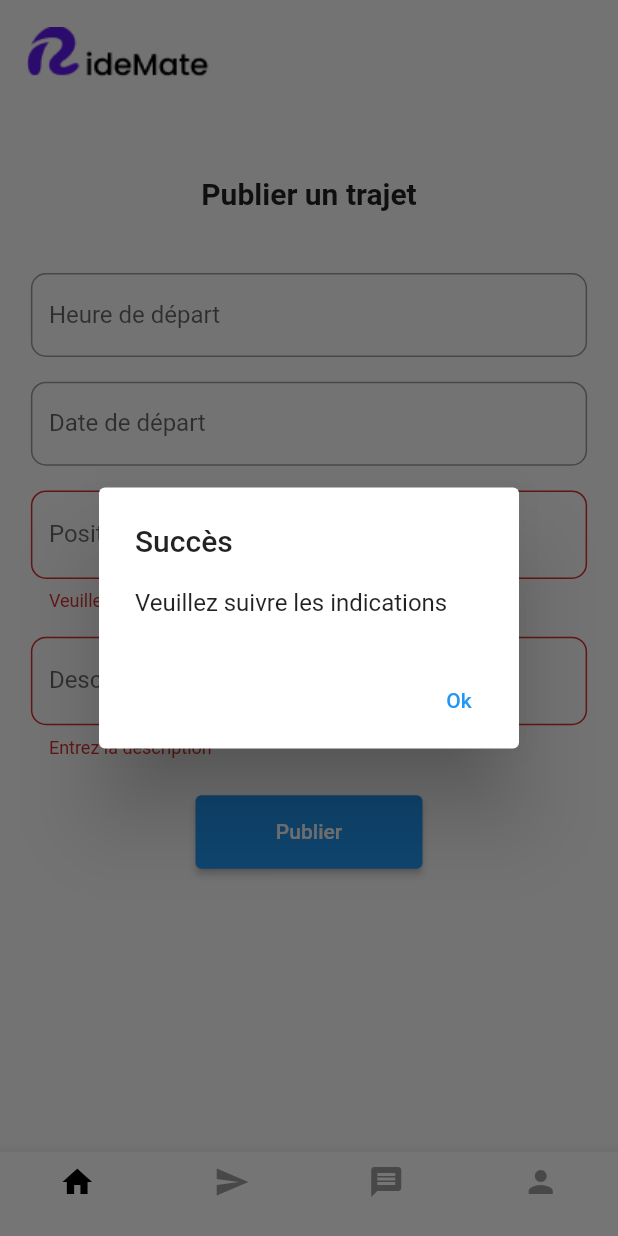
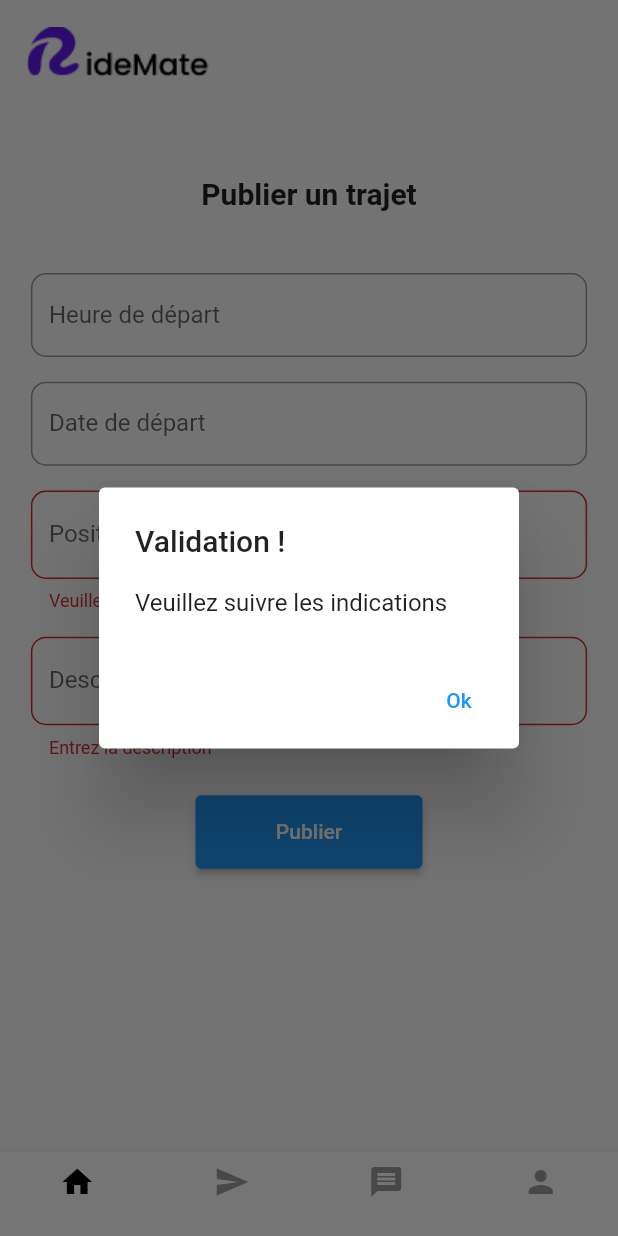
Before and after one commit to Abbasrx77/RideMate, a Flutter app: the AcceuilConducteurPageWidget screen opened directly, after a tap on "Publier", on a phone screen of 412 x 824 dp. Run offline on Flutter 3.47's test engine with Material 2 defaults, Android fonts, the phone set to English and light mode, and no system bars; our stand-ins replace flutter_secure_storage, flutter_typeahead; accounts and stored records are empty.

Commit message:
Mise en place de la publication des offres (suggestion des places non actives)

```diff
--- a/lib/main.dart
+++ b/lib/main.dart
@@ -36,7 +36,7 @@ void main() {
         return const ChoixPositionDepart();
       },
     },
-    home: const ConnexionPageWidget(),
+    home: const ChoixPositionDepart(),
   ));
 }
 
--- a/lib/views/conducteur/acceuil.dart
+++ b/lib/views/conducteur/acceuil.dart
@@ -1,6 +1,8 @@
 import 'package:flutter/material.dart';
 import 'package:flutter_secure_storage/flutter_secure_storage.dart';
+import 'package:flutter_typeahead/flutter_typeahead.dart';
 import 'package:ridemate/api/api_service.dart';
+import 'package:ridemate/utilities/error_dialog.dart';
 import 'package:ridemate/utilities/navigation.dart';
 import 'package:ridemate/utilities/succes_dialog.dart';
 import 'package:intl/intl.dart';
@@ -169,8 +171,19 @@ class _AcceuilConducteurPageWidgetState extends State<AcceuilConducteurPageWidge
                               ),
                             ),
                           ),
+                          /*Autocomplete<String>(
+                            optionsBuilder: (TextEditingValue textEditingValue) {
+                              if (textEditingValue.text.isEmpty) {
+                                return const Iterable<String>.empty();
+                              }
+                              return apiService.getPlaceSuggestions(textEditingValue.text);
+                            },
+                            onSelected: (String selection) {
+                              print('You just selected $selection');
+                            },
+                          ),*/
                           FutureBuilder(
-                            future: _readVehiculeValue(), // Lecture de la valeur 'vehicule' du Flutter Secure Storage
+                            future: _readVehiculeValue(),
                             builder: (BuildContext context, AsyncSnapshot<String> snapshot) {
                               if (snapshot.hasData) {
                                 return Visibility(
@@ -243,8 +256,8 @@ class _AcceuilConducteurPageWidgetState extends State<AcceuilConducteurPageWidge
                           ElevatedButton(
                             onPressed: () async{
 
-                              final heure_depart = _heureController.text;
-                              final date_depart = _dateController.text;
+                              final heure_depart = _heureController.text.toString();
+                              final date_depart = _dateController.text.toString();
                               final position = _position.text;
                               final description = _description.text;
                               final eneam = await storage.read(key: 'eneam') ?? 'test';
@@ -253,7 +266,7 @@ class _AcceuilConducteurPageWidgetState extends State<AcceuilConducteurPageWidge
                                 'heure_depart':heure_depart,
                                 'date_depart':date_depart,
                                 'position':position,
-                                'places':dropdownValue2,
+                                'place':dropdownValue2,
                                 'description':description,
                                 'eneam':eneam
                               };
@@ -261,9 +274,9 @@ class _AcceuilConducteurPageWidgetState extends State<AcceuilConducteurPageWidge
                               try{
 
                                 if(!_formKey.currentState!.validate()){
-                                  await showSuccesDialog(context, "Veuillez suivre les indications");
+                                  await showErrorDialog(context, "Veuillez suivre les indications");
                                 }else{
-                                  final response = await apiService.publier('publier_trajet',body: body);
+                                  final response = await apiService.post_authentification('publier_trajet',body: body);
                                   if(response.statusCode == 200){
 
                                     _heureController.text = '';
@@ -271,16 +284,15 @@ class _AcceuilConducteurPageWidgetState extends State<AcceuilConducteurPageWidge
                                     _position.text = '';
                                     _description.text = '';
 
-
-                                    await showSuccesDialog(context, "Votre offre a été publiée avec succès${response.body}");
+                                    await showSuccesDialog(context, "Votre offre a été publiée avec succès");
 
                                   }else{
-                                    await showSuccesDialog(context, "Oups, une erreur s'est produite à notre niveau${response.body}");
+                                    await showErrorDialog(context, "Oups, une erreur s'est produite à notre niveau");
                                   }
                                 }
 
                               }catch(e){
-                                await showSuccesDialog(context, "Oups, une erreur s'est produite à notre niveau ${e}");
+                                await showErrorDialog(context, "Oops, une erreur s'est produite à notre niveau");
                               }
 
                             },
--- a/pubspec.yaml
+++ b/pubspec.yaml
@@ -43,7 +43,9 @@ dependencies:
   flutter_native_splash: ^2.3.1
   flutter_datetime_picker: ^1.5.1
   flutter_localization: ^0.1.12
-
+  geocoding: ^2.1.0
+  flutter_map: ^5.0.0
+  flutter_typeahead: ^4.6.2
 
 flutter_native_splash:
   color: "#000000"
```
Also changed, not shown: lib/api/api_service.dart (+15 -2 lines), pubspec.lock.
